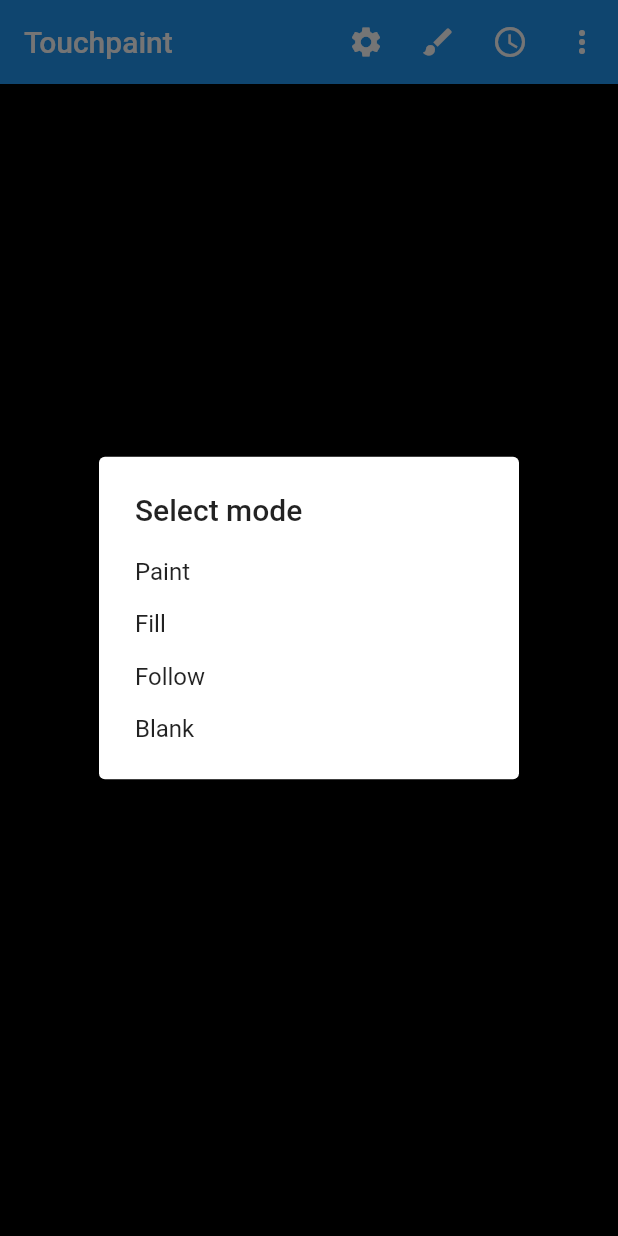
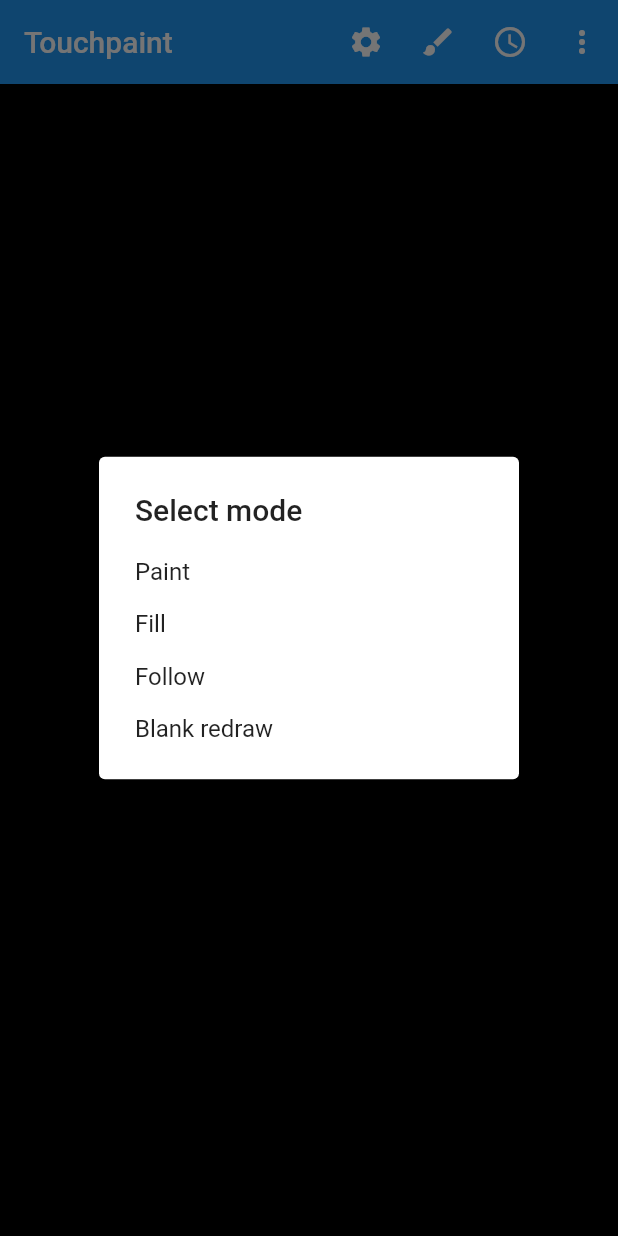
Before and after one commit to kdrag0n/touchpaint-flutter, a Flutter app: the screen it shows after launch, after a tap on the "settings" icon, on a phone screen of 412 x 824 dp. Run offline on Flutter 3.47's test engine with Material 2 defaults, Android fonts, the phone set to English and light mode, and no system bars.

Commit message:
Clarify blank redraw label in menu

```diff
--- a/lib/main.dart
+++ b/lib/main.dart
@@ -57,7 +57,7 @@ class _MainPageState extends State<MainPage> {
                 onPressed: () { Navigator.pop(context, Mode.FOLLOW); },
               ),
               SimpleDialogOption(
-                child: const Text('Blank'),
+                child: const Text('Blank redraw'),
                 onPressed: () { Navigator.pop(context, Mode.BLANK); },
               ),
             ],
```
